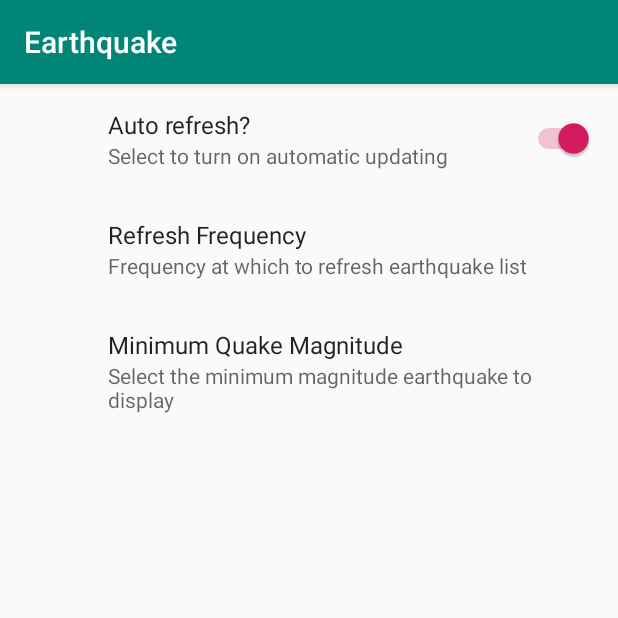
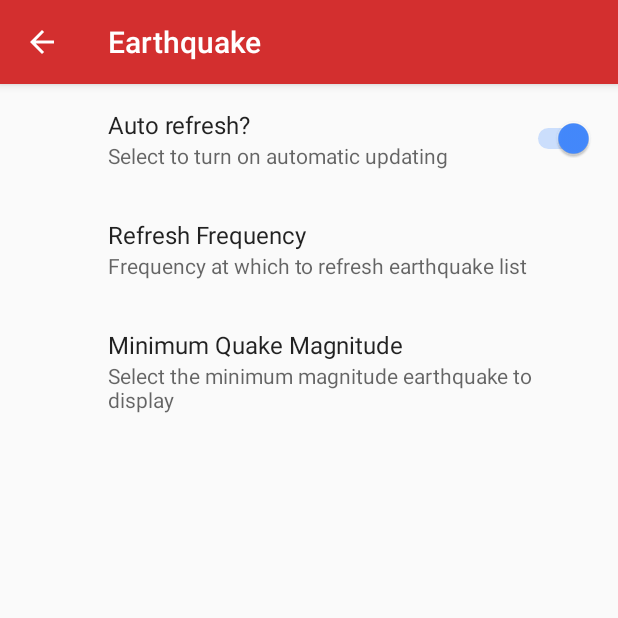
Before and after one commit to magesh-pillai/Earthquake, an Android app: the PreferencesActivity screen opened directly, with no data from a screen before it, on a phone screen of 412 x 824 dp, the top half of it. Run offline under Robolectric (Android 15) with nearby library versions, the phone set to English and light mode, and no system bars; our stand-ins replace androidx.preference.

Commit message:
Completed Chapter 12.

```diff
--- a/app/src/main/AndroidManifest.xml
+++ b/app/src/main/AndroidManifest.xml
@@ -12,11 +12,13 @@
         android:supportsRtl="true"
         android:theme="@style/AppTheme">
         <activity android:name=".EarthquakeSearchResultActivity"
+            android:parentActivityName=".EarthquakeMainActivity"
             android:launchMode="singleTop">
             <intent-filter>
                 <action android:name="android.intent.action.SEARCH" />
             </intent-filter>
             <meta-data android:name="android.app.searchable" android:resource="@xml/searchable" />
+            <meta-data android:name="android.support.PARENT_ACTIVITY" android:value=".EarthquakeMainActivity"/>
         </activity>
         <activity android:name=".EarthquakeMainActivity">
             <intent-filter>
@@ -26,12 +28,14 @@
             <meta-data
                 android:name="android.app.default_searchable" android:value=".EarthquakeSearchResultActivity" />
         </activity>
-        <activity android:name=".PreferencesActivity">
+        <activity android:name=".PreferencesActivity"
+            android:parentActivityName=".EarthquakeMainActivity">
             <intent-filter>
                 <action android:name="android.intent.action.APPLICATION_PREFERENCES" />
 
                 <category android:name="android.intent.category.DEFAULT" />
             </intent-filter>
+            <meta-data android:name="android.support.PARENT_ACTIVITY" android:value=".EarthquakeMainActivity"/>
         </activity>
 
         <provider
--- a/app/src/main/java/com/example/mages/earthquake/EarthquakeSearchResultActivity.java
+++ b/app/src/main/java/com/example/mages/earthquake/EarthquakeSearchResultActivity.java
@@ -33,6 +33,8 @@ public class EarthquakeSearchResultActivity extends AppCompatActivity {
     protected void onCreate(Bundle savedInstanceState) {
         super.onCreate(savedInstanceState);
         setContentView(R.layout.activity_earthquake_search_result);
+
+        getSupportActionBar().setDisplayHomeAsUpEnabled(true);
 
         RecyclerView recycleView = findViewById(R.id.search_result_list);
         recycleView.setLayoutManager(new LinearLayoutManager(this));
--- a/app/src/main/java/com/example/mages/earthquake/PreferencesActivity.java
+++ b/app/src/main/java/com/example/mages/earthquake/PreferencesActivity.java
@@ -15,6 +15,8 @@ public class PreferencesActivity extends AppCompatActivity {
     protected void onCreate(Bundle savedInstanceState) {
         super.onCreate(savedInstanceState);
         setContentView(R.layout.activity_preferences);
+
+        getSupportActionBar().setDisplayHomeAsUpEnabled(true);
     }
 
     public static class PrefFragment extends PreferenceFragmentCompat {
--- a/app/src/main/res/mipmap-anydpi-v26/ic_launcher.xml
+++ b/app/src/main/res/mipmap-anydpi-v26/ic_launcher.xml
@@ -1,5 +1,5 @@
 <?xml version="1.0" encoding="utf-8"?>
 <adaptive-icon xmlns:android="http://schemas.android.com/apk/res/android">
-    <background android:drawable="@drawable/ic_launcher_background" />
-    <foreground android:drawable="@drawable/ic_launcher_foreground" />
+    <background android:drawable="@color/ic_launcher_background"/>
+    <foreground android:drawable="@drawable/ic_launcher_foreground"/>
 </adaptive-icon>
--- a/app/src/main/res/mipmap-anydpi-v26/ic_launcher_round.xml
+++ b/app/src/main/res/mipmap-anydpi-v26/ic_launcher_round.xml
@@ -1,5 +1,5 @@
 <?xml version="1.0" encoding="utf-8"?>
 <adaptive-icon xmlns:android="http://schemas.android.com/apk/res/android">
-    <background android:drawable="@drawable/ic_launcher_background" />
-    <foreground android:drawable="@drawable/ic_launcher_foreground" />
+    <background android:drawable="@color/ic_launcher_background"/>
+    <foreground android:drawable="@drawable/ic_launcher_foreground"/>
 </adaptive-icon>
--- a/app/src/main/res/values/colors.xml
+++ b/app/src/main/res/values/colors.xml
@@ -1,6 +1,6 @@
 <?xml version="1.0" encoding="utf-8"?>
 <resources>
-    <color name="colorPrimary">#008577</color>
-    <color name="colorPrimaryDark">#00574B</color>
-    <color name="colorAccent">#D81B60</color>
+    <color name="colorPrimary">#D32F2F</color>
+    <color name="colorPrimaryDark">#9A0007</color>
+    <color name="colorAccent">#448AFF</color>
 </resources>
--- /dev/null
+++ b/app/src/main/res/values/ic_launcher_background.xml
@@ -0,0 +1,4 @@
+<?xml version="1.0" encoding="utf-8"?>
+<resources>
+    <color name="ic_launcher_background">#D32F2F</color>
+</resources>
```
Also changed, not shown: app/src/main/res/drawable/ic_launcher_foreground.xml (added, +12 -0 lines), app/src/main/ic_launcher-web.png (added), app/src/main/res/mipmap-hdpi/ic_launcher.png, app/src/main/res/mipmap-hdpi/ic_launcher_round.png, app/src/main/res/mipmap-mdpi/ic_launcher.png, app/src/main/res/mipmap-mdpi/ic_launcher_round.png, app/src/main/res/mipmap-xhdpi/ic_launcher.png, app/src/main/res/mipmap-xhdpi/ic_launcher_round.png, app/src/main/res/mipmap-xxhdpi/ic_launcher.png, app/src/main/res/mipmap-xxhdpi/ic_launcher_round.png, app/src/main/res/mipmap-xxxhdpi/ic_launcher.png, app/src/main/res/mipmap-xxxhdpi/ic_launcher_round.png.
